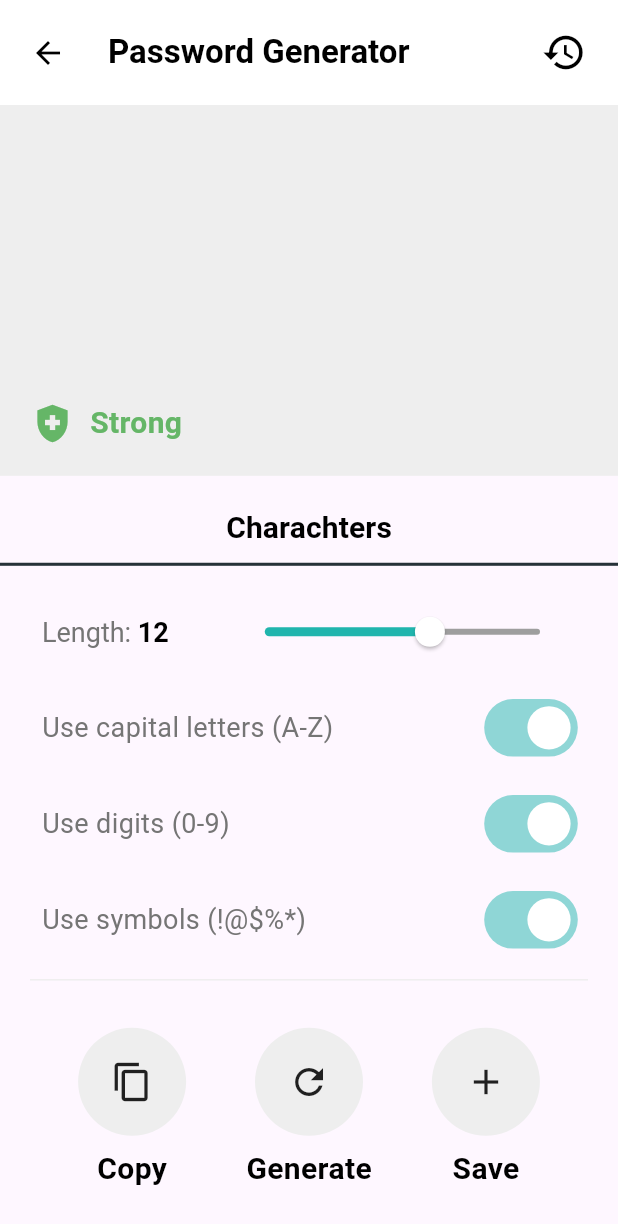
After one commit to senabdulgani/strong_password, a Flutter app: the TabBarExample screen opened directly, on a phone screen of 412 x 824 dp. The commit adds this screen. Shown: the top 1224 px of the screen. Run offline on Flutter 3.47's test engine with Material 3 defaults, Android fonts, the phone set to English and light mode, and no system bars; our stand-ins replace hive, hive_flutter, shared_preferences; missing offline and left inert: clipboard; accounts and stored records are empty.

Commit message:
login logics and password generator completed

```diff
--- a/lib/View/component/costum_app_bar.dart
+++ b/lib/View/component/costum_app_bar.dart
@@ -1,14 +1,32 @@
 import 'package:flutter/material.dart';
 import 'package:strong_password/View/component/add_password_bottom_sheet.dart';
+import 'package:strong_password/View/component/password_generator.dart';
 import 'package:strong_password/common/color_constants.dart';
 import 'package:strong_password/common/text_styles.dart';
 import 'package:strong_password/models/Hive/password.dart';
 
-costumAppBar({required String title, required Color color}) {
+costumAppBar(
+    {required String title,
+    required Color color,
+    required BuildContext context}) {
   return AppBar(
     title: Text(title),
     centerTitle: true,
     backgroundColor: color,
+    actions: [
+      Padding(
+        padding: const EdgeInsets.only(right: 10.0),
+        child: IconButton(
+          onPressed: () {
+            // showPasswordGenerator(context);
+            Navigator.push(context, MaterialPageRoute(builder: (context) {
+              return TabBarExample();
+            }));
+          },
+          icon: const Icon(Icons.password),
+        ),
+      ),
+    ],
   );
 }
 
@@ -55,3 +73,14 @@ Future showPasswordEditBottomSheet(
         );
       });
 }
+
+// Future<dynamic> showPasswordGenerator(
+//   BuildContext context,
+// ) {
+//   return showModalBottomSheet(
+//       context: context,
+//       isScrollControlled: true,
+//       builder: (context) {
+//         return null;
+//       });
+// }
--- /dev/null
+++ b/lib/View/component/password_generator.dart
@@ -0,0 +1,478 @@
+import 'dart:math';
+import 'package:clipboard/clipboard.dart';
+import 'package:flutter/material.dart';
+import 'package:strong_password/common/color_constants.dart';
+
+// ignore: must_be_immutable
+class TabBarExample extends StatefulWidget {
+  const TabBarExample({super.key});
+
+  @override
+  State<TabBarExample> createState() => _TabBarExampleState();
+}
+
+class _TabBarExampleState extends State<TabBarExample> {
+  int lengthValue = 12;
+
+  String? generatedPassword;
+  bool isUpperCase = true;
+  bool isNumbers = true;
+  bool isSymbols = true;
+
+  @override
+  Widget build(BuildContext context) {
+    return DefaultTabController(
+      length: 1,
+      child: Scaffold(
+        appBar: AppBar(
+          title: const Text(
+            'Password Generator',
+            style: TextStyle(color: Colors.black, fontWeight: FontWeight.bold),
+          ),
+          centerTitle: false,
+          backgroundColor: Colors.white,
+          automaticallyImplyLeading: false,
+          toolbarHeight: 70,
+          leading: Container(
+            padding: const EdgeInsets.all(12),
+            color: Colors.transparent,
+            child: IconButton(
+              onPressed: () {
+                Navigator.pop(context);
+              },
+              icon: const Icon(
+                Icons.arrow_back,
+                color: Colors.black,
+              ),
+            ),
+          ),
+          actions: [
+            Container(
+              padding: const EdgeInsets.all(12),
+              color: Colors.transparent,
+              child: IconButton(
+                onPressed: () {},
+                icon: const Icon(
+                  Icons.history,
+                  size: 30,
+                  color: Colors.black,
+                ),
+              ),
+            ),
+          ],
+        ),
+        body: SingleChildScrollView(
+          child: Column(
+            crossAxisAlignment: CrossAxisAlignment.stretch,
+            mainAxisSize: MainAxisSize.min,
+            children: [
+              PasswordArea(
+                generatedPassword: generatedPassword,
+              ),
+              TabBar(
+                padding: const EdgeInsets.symmetric(vertical: 12.0),
+                labelColor: Colors.black,
+                labelStyle: const TextStyle(
+                  fontSize: 20,
+                  fontWeight: FontWeight.w700,
+                ),
+                indicatorColor: Colors.blueGrey.shade900,
+                indicatorSize: TabBarIndicatorSize.tab,
+                tabs: const <Widget>[
+                  Tab(
+                    text: 'Charachters',
+                  ),
+
+                ],
+              ),
+              // todo Şimdilik burada tabbar kullanımına gerek yok.
+              Padding(
+                padding: const EdgeInsets.symmetric(horizontal: 20.0),
+                child: Column(
+                  children: [
+                    SliderInfoCard(
+                      lengthValue: lengthValue,
+                      onChanged: (value) {
+                        setState(() {
+                          lengthValue = value.toInt();
+                        });
+                      },
+                    ),
+                    SwitchInfoCard(
+                      text: 'Use capital letters (A-Z)',
+                      value: isUpperCase,
+                      onChanged: (value) {
+                        setState(() {
+                          isUpperCase = value;
+                        });
+                      },
+                    ),
+                    SwitchInfoCard(
+                        text: 'Use digits (0-9)',
+                        value: isNumbers,
+                        onChanged: (value) {
+                          setState(() {
+                            isNumbers = value;
+                          });
+                        }),
+                    SwitchInfoCard(
+                      text: 'Use symbols (!@\$%*)',
+                      value: isSymbols,
+                      onChanged: (value) {
+                        setState(() {
+                          isSymbols = value;
+                        });
+                      },
+                    ),
+                    Divider(
+                      color: Colors.grey.shade200,
+                      thickness: 1,
+                    ),
+                    Padding(
+                      padding: const EdgeInsets.all(8.0),
+                      child: Row(
+                        mainAxisAlignment: MainAxisAlignment.spaceEvenly,
+                        children: [
+                          CircleButtonLarge(
+                            onPressed: () {
+                              if (generatedPassword != null) {
+                                FlutterClipboard.copy(generatedPassword!);
+                                ScaffoldMessenger.of(context).showSnackBar(
+                                  const SnackBar(
+                                    content:
+                                        Text('Password copied to clipboard'),
+                                    duration: Duration(seconds: 1),
+                                  ),
+                                );
+                              } else {
+                                ScaffoldMessenger.of(context).showSnackBar(
+                                  const SnackBar(
+                                    content: Text('Generate a password first!'),
+                                    duration: Duration(seconds: 1),
+                                  ),
+                                );
+                              }
+                            },
+                            iconData: Icons.copy,
+                            text: 'Copy',
+                          ),
+                          CircleButtonLarge(
+                            onPressed: () {
+                              String newPass = generatePassword(lengthValue,
+                                  isUpperCase, isNumbers, isSymbols);
+                              setState(() {
+                                generatedPassword = newPass;
+                              });
+                            },
+                            iconData: Icons.refresh,
+                            text: 'Generate',
+                          ),
+                          CircleButtonLarge(
+                            onPressed: () {},
+                            iconData: Icons.add,
+                            text: 'Save',
+                          ),
+                        ],
+                      ),
+                    ),
+                  ],
+                ),
+              ),
+            ],
+          ),
+        ),
+      ),
+    );
+  }
+
+  String generatePassword(int characterLength, bool includeUpperCase,
+      bool includeNumbers, bool includeSymbols) {
+    // Tanımlanan karakter setleri
+    final List<String> upperCaseChars = 'ABCDEFGHIJKLMNOPQRSTUVWXYZ'.split('');
+    final List<String> lowerCaseChars = 'abcdefghijklmnopqrstuvwxyz'.split('');
+    final List<String> numbers = '0123456789'.split('');
+    final List<String> symbols = '~!@#\$%^&*()_-+={[}]|:;"<,>.?/'.split('');
+
+    // Karakterlerin hepsini içerecek olan karakter seti
+    List<String> allCharacters = List<String>.from(lowerCaseChars);
+
+    // Büyük harfleri ekle
+    if (includeUpperCase) {
+      allCharacters.addAll(upperCaseChars);
+    }
+
+    // Sayıları ekle
+    if (includeNumbers) {
+      allCharacters.addAll(numbers);
+    }
+
+    // Sembolleri ekle
+    if (includeSymbols) {
+      allCharacters.addAll(symbols);
+    }
+
+    // Rastgele karaterler seçerek şifre oluştur
+    String password = '';
+    final random = Random();
+    for (int i = 0; i < characterLength; i++) {
+      password += allCharacters[random.nextInt(allCharacters.length)];
+    }
+
+    return password;
+  }
+}
+
+// ignore: must_be_immutable
+class PasswordArea extends StatefulWidget {
+  const PasswordArea({
+    super.key,
+    this.generatedPassword,
+  });
+
+  final String? generatedPassword;
+
+  @override
+  State<PasswordArea> createState() => _PasswordAreaState();
+}
+
+class _PasswordAreaState extends State<PasswordArea> {
+  @override
+  Widget build(BuildContext context) {
+    return Stack(
+      children: [
+        Container(
+          height: MediaQuery.of(context).size.height * 0.3,
+          width: MediaQuery.of(context).size.width,
+          color: Colors.grey.shade200,
+        ),
+        Positioned(
+          top: 40,
+          left: 40,
+          child: Text(
+            widget.generatedPassword ?? '',
+            style: const TextStyle(
+              fontSize: 32,
+              fontWeight: FontWeight.bold,
+            ),
+          ),
+        ),
+        widget.generatedPassword == null
+            ? const Positioned(
+                bottom: 20,
+                left: 20,
+                child: Row(
+                  children: [
+                    Icon(
+                      Icons.health_and_safety,
+                      color: Color.fromARGB(255, 101, 182, 103),
+                      size: 30,
+                    ),
+                    SizedBox(
+                      width: 10,
+                    ),
+                    Text(
+                      'Strong',
+                      style: TextStyle(
+                        color: Color.fromARGB(255, 101, 182, 103),
+                        fontSize: 20,
+                        fontWeight: FontWeight.bold,
+                      ),
+                    ),
+                  ],
+                ),
+              )
+            : const SizedBox(),
+      ],
+    );
+  }
+}
+
+class SwitchInfoCard extends StatelessWidget {
+  const SwitchInfoCard({
+    super.key,
+    required this.text,
+    required this.value,
+    required this.onChanged,
+  });
+
+  final String text;
+  final bool value;
+  final ValueChanged<bool> onChanged;
+
+  @override
+  Widget build(BuildContext context) {
+    return Padding(
+      padding: const EdgeInsets.all(8.0),
+      child: Row(
+        mainAxisAlignment: MainAxisAlignment.spaceBetween,
+        children: [
+          Text(
+            text,
+            style: TextStyle(
+              color: Colors.grey.shade600,
+              fontSize: 18,
+            ),
+          ),
+          CostumSwitch(
+            switchValue: value,
+            onChanged: onChanged,
+          ),
+        ],
+      ),
+    );
+  }
+}
+
+// ignore: must_be_immutable
+class SliderInfoCard extends StatefulWidget {
+  SliderInfoCard({
+    super.key,
+    required this.lengthValue,
+    required this.onChanged,
+  });
+
+  int lengthValue;
+  Function(double) onChanged;
+
+  @override
+  State<SliderInfoCard> createState() => _SliderInfoCardState();
+}
+
+class _SliderInfoCardState extends State<SliderInfoCard> {
+  @override
+  Widget build(BuildContext context) {
+    return Padding(
+      padding: const EdgeInsets.all(8.0),
+      child: Row(
+        mainAxisAlignment: MainAxisAlignment.spaceBetween,
+        children: [
+          RichText(
+            text: TextSpan(
+              children: [
+                TextSpan(
+                  text: 'Length: ',
+                  style: TextStyle(
+                    color: Colors.grey.shade600,
+                    fontSize: 18,
+                  ),
+                ),
+                TextSpan(
+                  text: widget.lengthValue.toString(),
+                  style: const TextStyle(
+                      color: Colors.black,
+                      fontSize: 18,
+                      fontWeight: FontWeight.bold),
+                ),
+              ],
+            ),
+          ),
+          const SizedBox(
+            width: 40,
+          ),
+          Expanded(
+            child: SliderTheme(
+              data: SliderThemeData(
+                thumbColor: Colors.white,
+                activeTrackColor: AppColors.componentColor,
+                inactiveTrackColor: Colors.grey,
+              ),
+              child: Slider(
+                value: widget.lengthValue.toDouble(),
+                min: 0,
+                max: 20,
+                onChanged: (value) {
+                  setState(() {
+                    widget.onChanged(value);
+                  });
+                },
+              ),
+            ),
+          ),
+        ],
+      ),
+    );
+  }
+}
+
+class CircleButtonLarge extends StatefulWidget {
+  const CircleButtonLarge({
+    super.key,
+    required this.onPressed,
+    required this.iconData,
+    required this.text,
+  });
+
+  final Function() onPressed;
+  final IconData iconData;
+  final String text;
+
+  @override
+  State<CircleButtonLarge> createState() => _CircleButtonLargeState();
+}
+
+class _CircleButtonLargeState extends State<CircleButtonLarge> {
+  @override
+  Widget build(BuildContext context) {
+    return Padding(
+      padding: const EdgeInsets.all(16.0),
+      child: Column(
+        children: [
+          CircleAvatar(
+            radius: 36,
+            backgroundColor: Colors.grey.shade200,
+            child: IconButton(
+              onPressed: () {
+                setState(() {
+                  widget.onPressed();
+                });
+              },
+              icon: Icon(
+                widget.iconData,
+                size: 28,
+                color: Colors.black87,
+              ),
+            ),
+          ),
+          const SizedBox(height: 8),
+          Text(
+            widget.text,
+            style: const TextStyle(
+                color: Colors.black, fontSize: 20, fontWeight: FontWeight.bold),
+          ),
+        ],
+      ),
+    );
+  }
+}
+
+// ignore: must_be_immutable
+class CostumSwitch extends StatefulWidget {
+  CostumSwitch({
+    super.key,
+    required this.switchValue,
+    required this.onChanged,
+  });
+
+  bool switchValue;
+  final ValueChanged<bool> onChanged;
+
+  @override
+  State<CostumSwitch> createState() => _CostumSwitchState();
+}
+
+class _CostumSwitchState extends State<CostumSwitch> {
+  @override
+  Widget build(BuildContext context) {
+    return Transform.scale(
+      scale: 1.2,
+      child: Switch.adaptive(
+        thumbColor: MaterialStateColor.resolveWith((states) => Colors.white),
+        value: widget.switchValue,
+        onChanged: (value) {
+          widget.onChanged(value);
+        },
+        activeColor: AppColors.componentColor,
+      ),
+    );
+  }
+}
--- a/lib/View/pages/home_page.dart
+++ b/lib/View/pages/home_page.dart
@@ -46,7 +46,7 @@ class _StrongPasswordState extends State<StrongPassword> {
   Widget build(BuildContext context) {
     return Scaffold(
       backgroundColor: AppColors.backgroundColor,
-      appBar: costumAppBar(title: title, color: AppColors.primaryColor),
+      appBar: costumAppBar(title: title, color: AppColors.componentColor, context: context),
       body: ListView(
         children: [
           SearchPassword(onSearch: onSearch),
--- a/lib/common/color_constants.dart
+++ b/lib/common/color_constants.dart
@@ -3,4 +3,5 @@ import 'package:flutter/material.dart';
 class AppColors {
   static Color primaryColor = Colors.orange.shade400;
   static Color backgroundColor = Colors.grey.shade900;
+  static Color componentColor = const Color.fromARGB(255, 32, 181, 173);
 }
--- a/lib/main.dart
+++ b/lib/main.dart
@@ -38,13 +38,13 @@ class MyApp extends StatelessWidget {
     final ThemeData themeData = ThemeData(
         appBarTheme: const AppBarTheme(
           backgroundColor: Colors.blue,
-          shape: RoundedRectangleBorder(
-            borderRadius: BorderRadius.vertical(
-              bottom: Radius.circular(
-                20,
-              ),
-            ),
-          ),
+          // shape: RoundedRectangleBorder(
+          //   borderRadius: BorderRadius.vertical(
+          //     bottom: Radius.circular(
+          //       20,
+          //     ),
+          //   ),
+          // ),
         ),
         useMaterial3: true,
         brightness: isDark ? Brightness.dark : Brightness.light);
--- a/pubspec.yaml
+++ b/pubspec.yaml
@@ -22,6 +22,7 @@ environment:
   sdk: '>=3.2.6 <4.0.0'
 
 dependencies:
+  clipboard: ^0.1.3
   flutter:
     sdk: flutter
 
```
Also changed, not shown: pubspec.lock, 3 other files.
